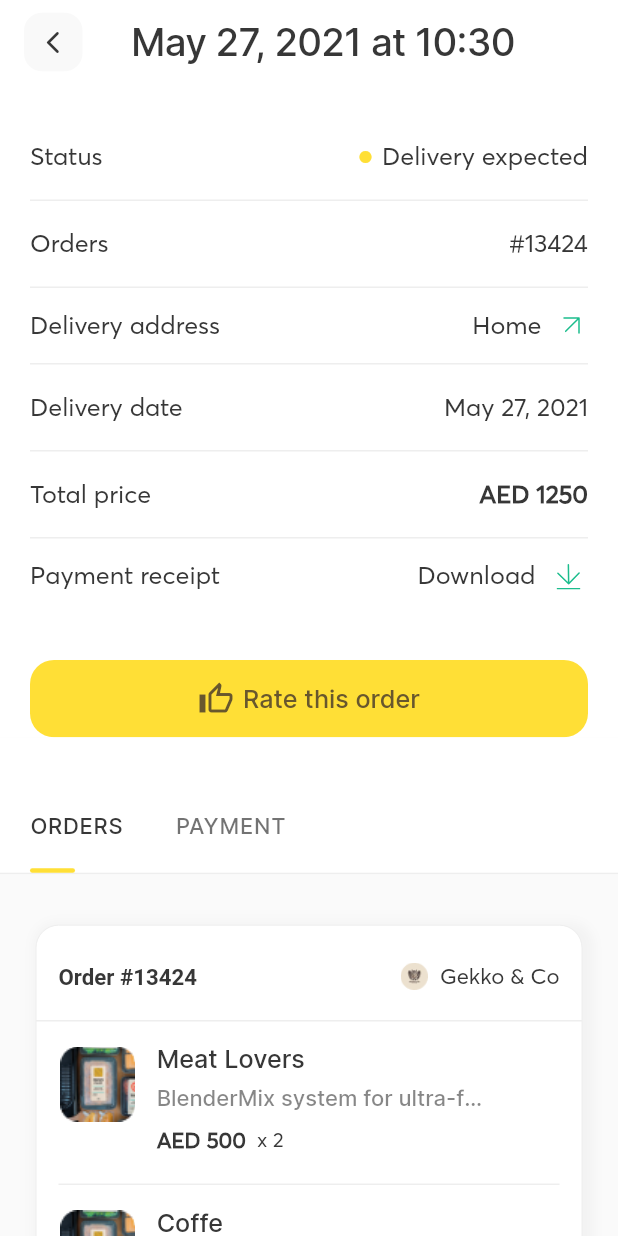
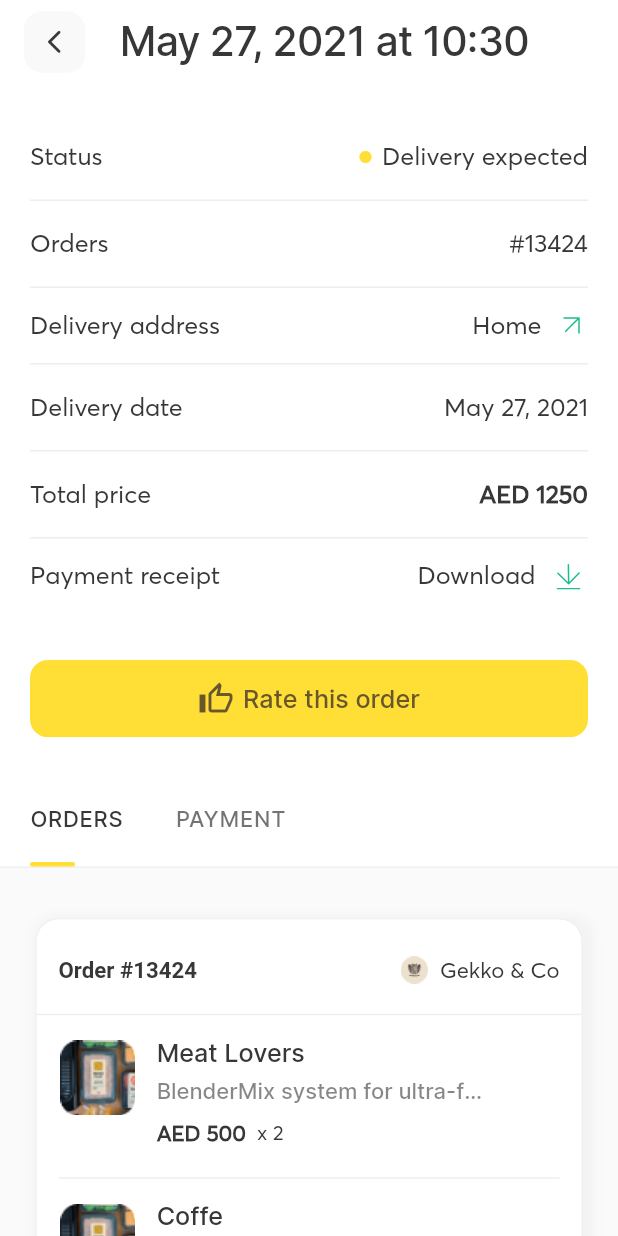
Before and after one commit to fcolakovic2/meelz, a Flutter app: the screen it shows after launch, after a tap on "Order #13424", on a phone screen of 412 x 824 dp. Run offline on Flutter 3.47's test engine with Material 2 defaults, Android fonts, the phone set to English and light mode, and no system bars; our stand-ins replace flutter_screenutil, flutter_svg; Roboto replaces fonts that are missing (Averta CY).

Commit message:
popravak stilova ikona

```diff
--- a/lib/utils/style/styles.dart
+++ b/lib/utils/style/styles.dart
@@ -4,7 +4,7 @@ import 'package:flutter_screenutil/flutter_screenutil.dart';
 TextStyle appBarText = TextStyle(
   fontWeight: FontWeight.w500,
   color: Color(0xff373737),
-  fontSize: 26,
+  fontSize: 26.sp,
   letterSpacing: -0.5,
 );
 
--- a/lib/view/order_details_screen/widgets/app_bar_custom.dart
+++ b/lib/view/order_details_screen/widgets/app_bar_custom.dart
@@ -1,5 +1,4 @@
 import 'package:flutter/material.dart';
-import 'package:flutter_screenutil/flutter_screenutil.dart';
 import 'package:meelz/view/order_details_screen/widgets/icon_back.dart';
 import 'package:meelz/utils/style/styles.dart';
 
@@ -16,13 +15,10 @@ AppBar appBarCustom2(context, text) {
           child: IconBack(),
         ),
         Container(
-          width: ScreenUtil().setWidth(244),
-          child: FittedBox(
-            fit: BoxFit.fitWidth,
-            child: Text(
-              text,
-              style: appBarText,
-            ),
+          // width: ScreenUtil().setWidth(244),
+          child: Text(
+            text,
+            style: appBarText,
           ),
         ),
         Container(
--- a/lib/view/order_details_screen/widgets/customButton.dart
+++ b/lib/view/order_details_screen/widgets/customButton.dart
@@ -13,7 +13,7 @@ Widget customButton(BuildContext context) {
           style: ButtonStyle(
             shape: MaterialStateProperty.all<RoundedRectangleBorder>(
               RoundedRectangleBorder(
-                borderRadius: BorderRadius.circular(16.0),
+                borderRadius: BorderRadius.circular(12.0),
               ),
             ),
             backgroundColor: MaterialStateProperty.all(
--- a/lib/view/order_details_screen/widgets/icon_back.dart
+++ b/lib/view/order_details_screen/widgets/icon_back.dart
@@ -1,11 +1,12 @@
 import 'package:flutter/material.dart';
+import 'package:flutter_screenutil/flutter_screenutil.dart';
 
 class IconBack extends StatelessWidget {
   @override
   Widget build(BuildContext context) {
     return Container(
-      width: 39,
-      height: 39,
+      width: 39.sp,
+      height: 39.sp,
       child: RawMaterialButton(
         elevation: 0,
         fillColor: Color(0xffF9F9F9),
@@ -13,7 +14,7 @@ class IconBack extends StatelessWidget {
         child: Icon(
           Icons.arrow_back_ios_rounded,
           color: Color(0xff373737),
-          size: 18.0,
+          size: 18.sp,
         ),
         onPressed: () {
           Navigator.pop(context);
--- a/lib/view/order_details_screen/widgets/list_details_row.dart
+++ b/lib/view/order_details_screen/widgets/list_details_row.dart
@@ -35,5 +35,3 @@ Container listDetailsRow(leftElement, rightElement) {
     ),
   );
 }
-
-checkIfItsStatusModel(leftElement) {}
--- a/lib/view/orders_screen/widgets/tabbar_reusable.dart
+++ b/lib/view/orders_screen/widgets/tabbar_reusable.dart
@@ -4,12 +4,12 @@ import 'package:meelz/view/orders_screen/widgets/tabbar_custom.dart';
 
 SizedBox tabBarReusable(ordersList) {
   return SizedBox(
-    height: ScreenUtil().setHeight(81.sp),
+    height: ScreenUtil().setHeight(81),
     child: AppBar(
       elevation: 0,
       backgroundColor: Colors.white,
       bottom: PreferredSize(
-        preferredSize: const Size.fromHeight(81.0),
+        preferredSize: const Size.fromHeight(81),
         child: Container(
           child: TabBarCustom(ordersList),
         ),
```
